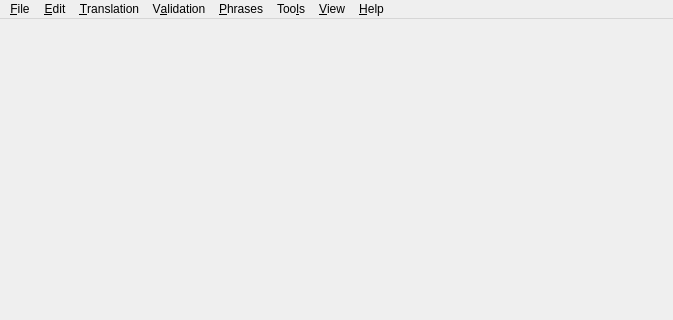
Fat-Zer/qt4-historical, file tools/linguist/linguist/mainwindow.ui: the form before one commit; both pictures show x 0 to 673 and y 0 to 320 of the 673 by 461 pixel window.
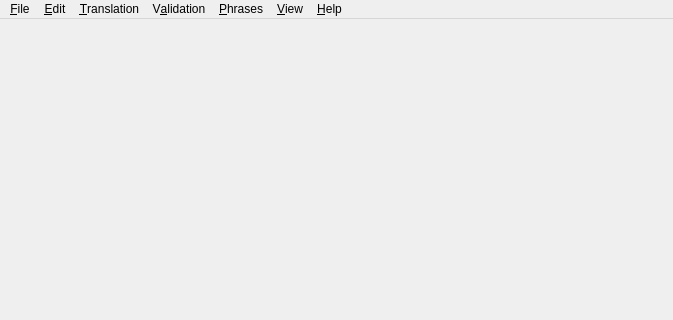
The form after the commit.

What changed in the file:
```diff
--- a/tools/linguist/linguist/mainwindow.ui
+++ b/tools/linguist/linguist/mainwindow.ui
@@ -50,27 +50,18 @@
   <property name="windowTitle" >
    <string>MainWindow</string>
   </property>
-  <widget class="QWidget" name="centralwidget" >
-   <property name="geometry" >
-    <rect>
-     <x>0</x>
-     <y>29</y>
-     <width>673</width>
-     <height>410</height>
-    </rect>
-   </property>
-  </widget>
-  <widget class="QMenuBar" name="menubar" >
-   <property name="geometry" >
+  <widget class="QWidget" name="centralwidget"/>
+  <widget class="QMenuBar" name="menubar">
+   <property name="geometry">
     <rect>
      <x>0</x>
      <y>0</y>
      <width>673</width>
-     <height>29</height>
+     <height>30</height>
     </rect>
    </property>
-   <widget class="QMenu" name="menuPhrases" >
-    <property name="title" >
+   <widget class="QMenu" name="menuPhrases">
+    <property name="title">
      <string>&amp;Phrases</string>
     </property>
     <widget class="QMenu" name="menuClosePhraseBook" >
@@ -98,8 +89,8 @@
     <addaction name="separator" />
     <addaction name="actionOtherLanguages" />
    </widget>
-   <widget class="QMenu" name="menuValidation" >
-    <property name="title" >
+   <widget class="QMenu" name="menuValidation">
+    <property name="title">
      <string>V&amp;alidation</string>
     </property>
     <addaction name="actionAccelerators" />
@@ -107,8 +98,8 @@
     <addaction name="actionPhraseMatches" />
     <addaction name="actionPlaceMarkerMatches" />
    </widget>
-   <widget class="QMenu" name="menuView" >
-    <property name="title" >
+   <widget class="QMenu" name="menuView">
+    <property name="title">
      <string>&amp;View</string>
     </property>
     <widget class="QMenu" name="menuViewViews" >
@@ -128,15 +119,8 @@
     <addaction name="menuToolbars" />
     <addaction name="menuViewViews" />
    </widget>
-   <widget class="QMenu" name="menuTools" >
-    <property name="title" >
-     <string>Too&amp;ls</string>
-    </property>
-    <addaction name="actionBatchTranslation" />
-    <addaction name="actionPreviewForm" />
-   </widget>
-   <widget class="QMenu" name="menuHelp" >
-    <property name="title" >
+   <widget class="QMenu" name="menuHelp">
+    <property name="title">
      <string>&amp;Help</string>
     </property>
     <addaction name="actionManual" />
@@ -144,8 +128,8 @@
     <addaction name="actionAboutQt" />
     <addaction name="actionWhatsThis" />
    </widget>
-   <widget class="QMenu" name="menuTranslation" >
-    <property name="title" >
+   <widget class="QMenu" name="menuTranslation">
+    <property name="title">
      <string>&amp;Translation</string>
     </property>
     <addaction name="actionPrevUnfinished" />
@@ -155,8 +139,8 @@
     <addaction name="actionDoneAndNext" />
     <addaction name="actionBeginFromSource" />
    </widget>
-   <widget class="QMenu" name="menuFile" >
-    <property name="title" >
+   <widget class="QMenu" name="menuFile">
+    <property name="title">
      <string>&amp;File</string>
     </property>
     <widget class="QMenu" name="menuRecentlyOpenedFiles" >
@@ -177,8 +161,8 @@
     <addaction name="separator" />
     <addaction name="actionExit" />
    </widget>
-   <widget class="QMenu" name="menuEdit" >
-    <property name="title" >
+   <widget class="QMenu" name="menuEdit">
+    <property name="title">
      <string>&amp;Edit</string>
     </property>
     <addaction name="actionUndo" />
@@ -194,14 +178,13 @@
     <addaction name="actionSearchAndTranslate" />
     <addaction name="actionTranslationFileSettings" />
    </widget>
-   <addaction name="menuFile" />
-   <addaction name="menuEdit" />
-   <addaction name="menuTranslation" />
-   <addaction name="menuValidation" />
-   <addaction name="menuPhrases" />
-   <addaction name="menuTools" />
-   <addaction name="menuView" />
-   <addaction name="menuHelp" />
+   <addaction name="menuFile"/>
+   <addaction name="menuEdit"/>
+   <addaction name="menuTranslation"/>
+   <addaction name="menuValidation"/>
+   <addaction name="menuPhrases"/>
+   <addaction name="menuView"/>
+   <addaction name="menuHelp"/>
   </widget>
   <widget class="QStatusBar" name="statusbar" >
    <property name="geometry" >
```
Left out of the diff: 749 changed lines with no effect on the pictures.
